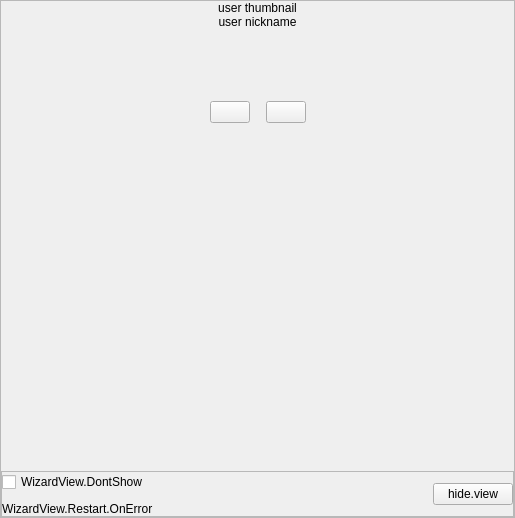
Qt form src/prism-live-studio/PRISMLiveStudio/prism-ui/widzardView/PLSLaunchWizardView.ui (naver/prism-live-studio) before a commit.
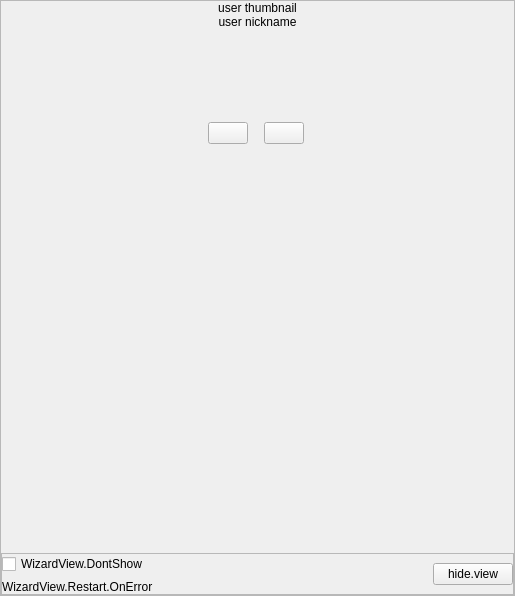
The same form after that commit. Custom widgets are drawn as their Qt base class.

Diff of the .ui file:
```diff
--- a/src/prism-live-studio/PRISMLiveStudio/prism-ui/widzardView/PLSLaunchWizardView.ui
+++ b/src/prism-live-studio/PRISMLiveStudio/prism-ui/widzardView/PLSLaunchWizardView.ui
@@ -7,7 +7,7 @@
     <x>0</x>
     <y>0</y>
     <width>515</width>
-    <height>518</height>
+    <height>596</height>
    </rect>
   </property>
   <property name="windowTitle">
@@ -49,7 +49,7 @@
         <x>0</x>
         <y>0</y>
         <width>513</width>
-        <height>516</height>
+        <height>594</height>
        </rect>
       </property>
       <layout class="QVBoxLayout" name="verticalLayout_3">
@@ -91,6 +91,24 @@
          </property>
         </widget>
        </item>
+       <item>
+        <widget class="QWidget" name="rightMarginWidget" native="true">
+         <layout class="QVBoxLayout" name="verticalLayout_5">
+          <property name="spacing">
+           <number>0</number>
+          </property>
+          <property name="leftMargin">
+           <number>0</number>
+          </property>
+          <property name="topMargin">
+           <number>0</number>
+          </property>
+          <property name="rightMargin">
+           <number>3</number>
+          </property>
+          <property name="bottomMargin">
+           <number>0</number>
+          </property>
        <item>
         <widget class="QScrollArea" name="wizardScrollArea">
          <property name="frameShape">
@@ -110,8 +128,8 @@
            <rect>
             <x>0</x>
             <y>0</y>
-            <width>513</width>
-            <height>434</height>
+               <width>510</width>
+               <height>504</height>
            </rect>
           </property>
           <layout class="QVBoxLayout" name="verticalLayout_2">
@@ -130,7 +148,7 @@
            <property name="bottomMargin">
             <number>0</number>
            </property>
-           <item>
+              <item alignment="Qt::AlignmentFlag::AlignHCenter">
             <widget class="QFrame" name="bannerFrame">
              <layout class="QHBoxLayout" name="horizontalLayout_2">
               <property name="spacing">
@@ -148,20 +166,7 @@
               <property name="bottomMargin">
                <number>0</number>
               </property>
-              <item>
-               <spacer name="horizontalSpacer">
-                <property name="orientation">
-                 <enum>Qt::Horizontal</enum>
-                </property>
-                <property name="sizeHint" stdset="0">
-                 <size>
-                  <width>40</width>
-                  <height>20</height>
-                 </size>
-                </property>
-               </spacer>
-              </item>
-              <item>
+                 <item alignment="Qt::AlignmentFlag::AlignRight">
                <widget class="QPushButton" name="leftButton">
                 <property name="text">
                  <string/>
@@ -171,26 +176,13 @@
               <item alignment="Qt::AlignHCenter">
                <widget class="QStackedWidget" name="stackedWidget"/>
               </item>
-              <item>
+                 <item alignment="Qt::AlignmentFlag::AlignLeft">
                <widget class="QPushButton" name="rightButton">
                 <property name="text">
                  <string/>
                 </property>
                </widget>
               </item>
-              <item>
-               <spacer name="horizontalSpacer_2">
-                <property name="orientation">
-                 <enum>Qt::Horizontal</enum>
-                </property>
-                <property name="sizeHint" stdset="0">
-                 <size>
-                  <width>40</width>
-                  <height>20</height>
-                 </size>
-                </property>
-               </spacer>
-              </item>
              </layout>
             </widget>
            </item>
@@ -253,6 +245,9 @@
          </widget>
         </widget>
        </item>
+         </layout>
+        </widget>
+       </item>
        <item>
         <widget class="QFrame" name="wizardFrame">
          <property name="frameShape">
@@ -280,7 +275,7 @@
           <item>
            <layout class="QVBoxLayout" name="verticalLayout_4">
             <property name="spacing">
-             <number>10</number>
+             <number>6</number>
             </property>
             <property name="bottomMargin">
              <number>0</number>
```
Left out of the diff: 30 changed lines with no effect on the pictures. Lines whose indentation alone changed are shown as unchanged.
